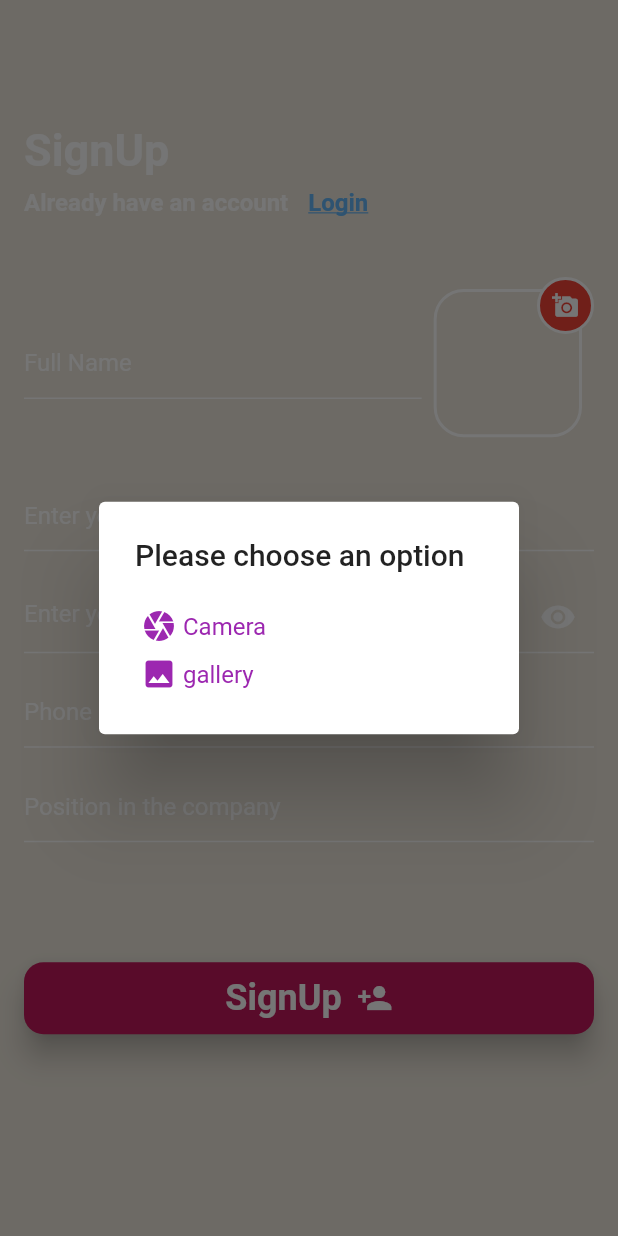
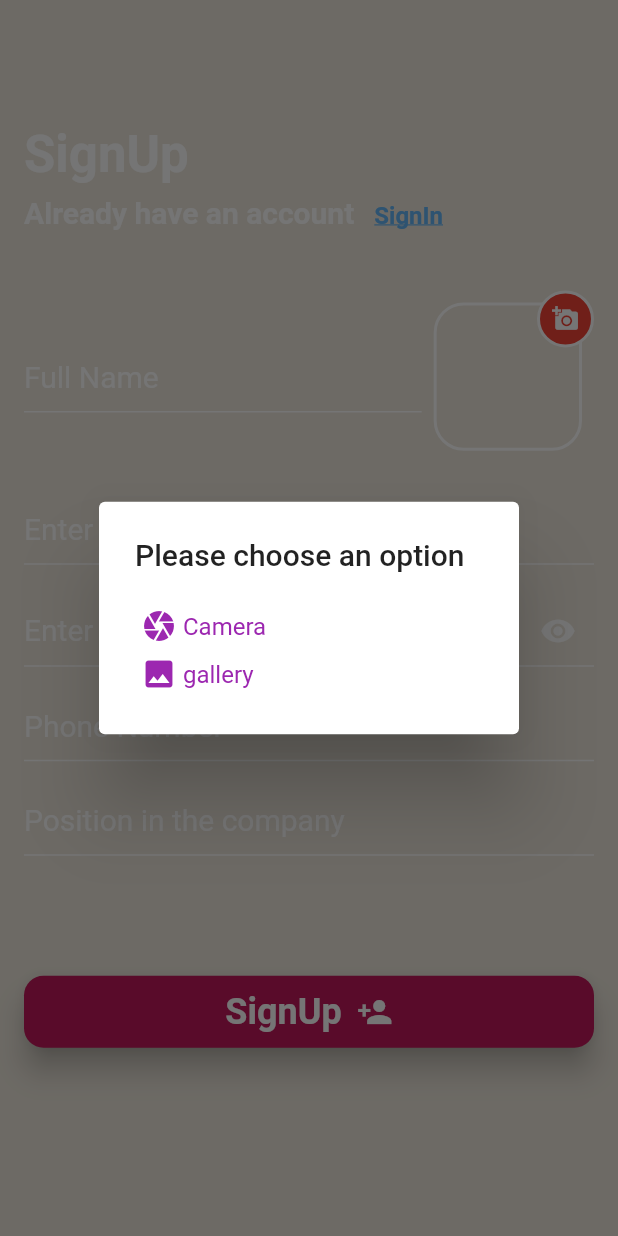
Before and after one commit to rajan-poudel/workos, a Flutter app: the SignUp screen opened directly, after a tap on the "add a photo" icon, on a phone screen of 412 x 824 dp. Run offline on Flutter 3.47's test engine with Material 2 defaults, Android fonts, the phone set to English and light mode, and no system bars; drawn by our look-alikes of cached_network_image; our stand-ins replace cloud_firestore, firebase_auth, firebase_core, firebase_storage, fluttericon, fluttertoast and 2 more; accounts and stored records are empty; network calls fail.

Commit message:
Version 1.0 Completed

```diff
--- a/lib/screens/auth/register.dart
+++ b/lib/screens/auth/register.dart
@@ -156,7 +156,7 @@ class _SignUpState extends State<SignUp> with TickerProviderStateMixin {
                   style: TextStyle(
                       color: Colors.white,
                       fontWeight: FontWeight.bold,
-                      fontSize: 30),
+                      fontSize: 34),
                 ),
                 SizedBox(
                   height: size.height * 0.01,
@@ -169,12 +169,12 @@ class _SignUpState extends State<SignUp> with TickerProviderStateMixin {
                         style: TextStyle(
                             color: Colors.white,
                             fontWeight: FontWeight.bold,
-                            fontSize: 16),
+                            fontSize: 20),
                       ),
                       // SizedBox(width: 10,), not allowed
                       const TextSpan(text: "   "),
                       TextSpan(
-                        text: 'Login',
+                        text: 'SignIn',
                         recognizer: TapGestureRecognizer()
                           ..onTap = () => Navigator.canPop(context)
                               ? Navigator.pop(context)
@@ -216,7 +216,8 @@ class _SignUpState extends State<SignUp> with TickerProviderStateMixin {
                               style: const TextStyle(color: Colors.white),
                               decoration: const InputDecoration(
                                 hintText: 'Full Name ',
-                                hintStyle: TextStyle(color: Colors.white),
+                                hintStyle: TextStyle(
+                                    color: Colors.white, fontSize: 20),
                                 enabledBorder: UnderlineInputBorder(
                                   borderSide: BorderSide(color: Colors.white),
                                 ),
@@ -306,7 +307,8 @@ class _SignUpState extends State<SignUp> with TickerProviderStateMixin {
                         style: TextStyle(color: Colors.white),
                         decoration: const InputDecoration(
                           hintText: 'Enter your Email',
-                          hintStyle: TextStyle(color: Colors.white),
+                          hintStyle:
+                              TextStyle(color: Colors.white, fontSize: 20),
                           enabledBorder: UnderlineInputBorder(
                             borderSide: BorderSide(color: Colors.white),
                           ),
@@ -353,7 +355,8 @@ class _SignUpState extends State<SignUp> with TickerProviderStateMixin {
                             ),
                           ),
                           hintText: 'Enter your Password',
-                          hintStyle: const TextStyle(color: Colors.white),
+                          hintStyle: const TextStyle(
+                              color: Colors.white, fontSize: 20),
                           enabledBorder: const UnderlineInputBorder(
                             borderSide: BorderSide(color: Colors.white),
                           ),
@@ -390,7 +393,8 @@ class _SignUpState extends State<SignUp> with TickerProviderStateMixin {
                         style: const TextStyle(color: Colors.white),
                         decoration: const InputDecoration(
                           hintText: 'Phone Number',
-                          hintStyle: TextStyle(color: Colors.white),
+                          hintStyle:
+                              TextStyle(color: Colors.white, fontSize: 20),
                           enabledBorder: UnderlineInputBorder(
                             borderSide: BorderSide(color: Colors.white),
                           ),
@@ -427,7 +431,8 @@ class _SignUpState extends State<SignUp> with TickerProviderStateMixin {
                           style: const TextStyle(color: Colors.white),
                           decoration: const InputDecoration(
                             hintText: 'Position in the company',
-                            hintStyle: TextStyle(color: Colors.white),
+                            hintStyle:
+                                TextStyle(color: Colors.white, fontSize: 20),
                             enabledBorder: UnderlineInputBorder(
                               borderSide: BorderSide(color: Colors.white),
                             ),
--- a/lib/widgets/drawer_widget.dart
+++ b/lib/widgets/drawer_widget.dart
@@ -40,7 +40,7 @@ class _DrawerWidgetState extends State<DrawerWidget> {
                 ),
                 Flexible(
                   child: Text(
-                    "Work OS",
+                    "My Tasks",
                     style: TextStyle(
                         color: Constants.darkBlue,
                         fontStyle: FontStyle.italic,
```
Also changed, not shown: lib/screens/auth/login.dart (+10 -8 lines), 1 other file.
